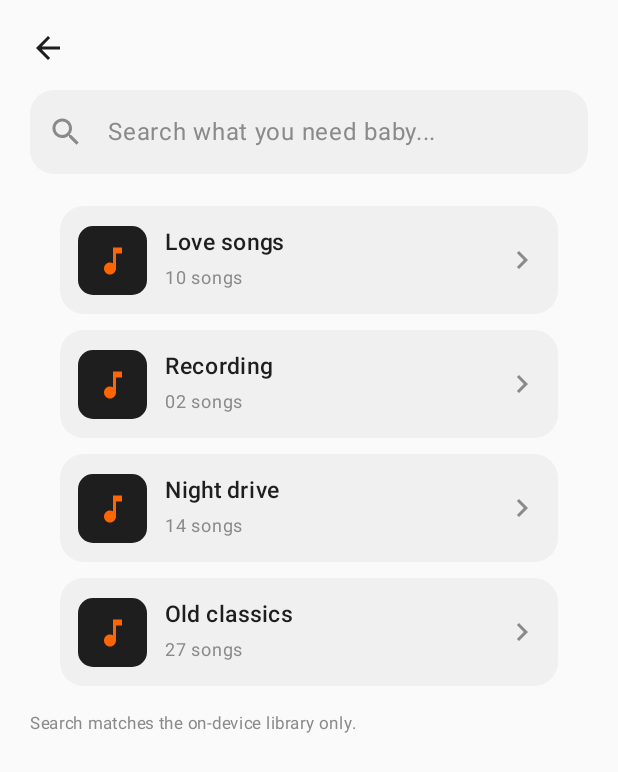
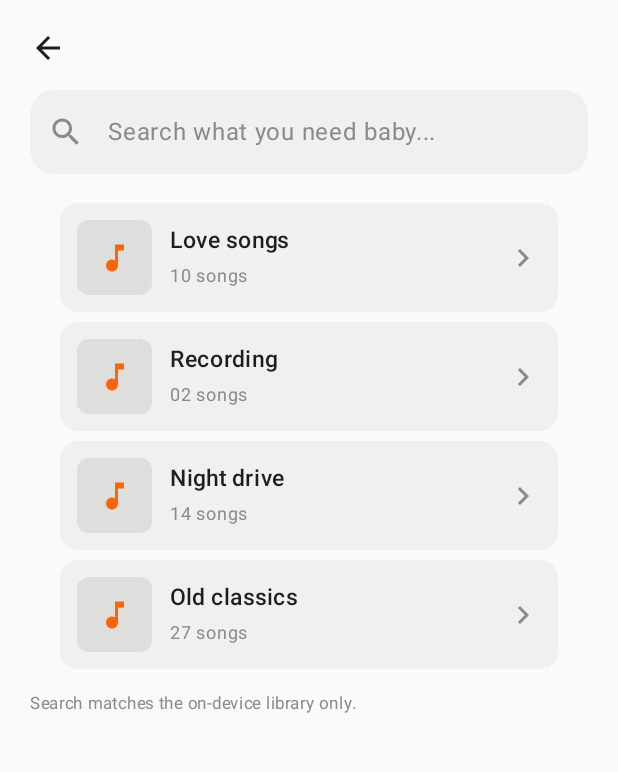
Before and after one commit to abhig1599/music-app, an Android app built with Jetpack Compose: the HomeScreen screen opened through its navigation route, after a tap on "Search", on a phone screen of 412 x 824 dp. Shown: the top 772 px of the screen. Run offline under Robolectric (Android 15) with nearby library versions, the phone set to English and light mode, and no system bars; 4 statements that could not run were skipped.

Commit message:
Home and player rebuilt from 1:1 Figma overlay measurements

```diff
--- a/app/src/main/java/com/abhi/musicapp/ui/components/Common.kt
+++ b/app/src/main/java/com/abhi/musicapp/ui/components/Common.kt
@@ -30,6 +30,7 @@ import androidx.compose.ui.geometry.Offset
 import androidx.compose.ui.graphics.Color
 import androidx.compose.ui.graphics.vector.ImageVector
 import androidx.compose.ui.text.font.FontWeight
+import androidx.compose.ui.text.withStyle
 import androidx.compose.ui.text.style.TextOverflow
 import androidx.compose.ui.unit.dp
 import androidx.compose.ui.unit.sp
@@ -74,7 +75,7 @@ fun IconTile(icon: ImageVector, contentDescription: String, onClick: () -> Unit,
 /** Filter chip row: "All 20", "Folders 02", ... active chip is Orangs. */
 @Composable
 fun FilterChip(label: String, count: String?, active: Boolean, onClick: () -> Unit) {
-    val bg = if (active) Orangs else Color.Transparent
+    val bg = if (active) Orangs else Color(0xFFDEDEDC)
     val fg = if (active) PureWhite else InkBlack
     Row(
         modifier = Modifier
@@ -84,7 +85,7 @@ fun FilterChip(label: String, count: String?, active: Boolean, onClick: () -> Un
             .padding(horizontal = 12.dp, vertical = 8.dp),
         verticalAlignment = Alignment.CenterVertically,
     ) {
-        Text(label, color = fg, fontSize = 16.sp, fontWeight = FontWeight.Medium)
+        Text(label, color = fg, fontSize = 15.sp, fontFamily = androidx.compose.ui.text.font.FontFamily.Monospace)
         if (count != null) {
             Spacer(Modifier.width(2.dp))
             Text(count, color = if (active) PureWhite else GrayText, fontSize = 10.sp,
@@ -104,20 +105,21 @@ fun SongRow(
     Row(
         modifier = Modifier
             .fillMaxWidth()
-            .padding(horizontal = 20.dp, vertical = 5.dp)
-            .clip(RoundedCornerShape(16.dp))
+            .padding(horizontal = 20.dp, vertical = 3.dp)
+            .clip(RoundedCornerShape(12.dp))
             .background(SurfaceSoft)
             .clickable(onClick = onClick)
-            .padding(12.dp),
+            .padding(horizontal = 11.dp, vertical = 11.dp),
         verticalAlignment = Alignment.CenterVertically,
     ) {
         Box(
             modifier = Modifier
-                .size(46.dp)
-                .clip(RoundedCornerShape(10.dp))
-                .background(InkBlack),
+                .size(50.dp)
+                .clip(RoundedCornerShape(8.dp))
+                .background(Color(0xFFDEDEDC)),
             contentAlignment = Alignment.Center,
         ) {
+            // His thumbs are album photos (not shipped); neutral tile stands in.
             Icon(Icons.Filled.MusicNote, contentDescription = null, tint = Orangs)
         }
         Spacer(Modifier.width(12.dp))
@@ -151,7 +153,7 @@ fun TickDial(
             val cx = size.width / 2f
             val cy = size.height / 2f
             val outer = size.minDimension / 2f
-            val inner = if (pointer) outer * 0.80f else outer * 0.72f
+            val inner = if (pointer) outer * 0.75f else outer * 0.72f
             val lit = (ticks * progress.coerceIn(0f, 1f)).toInt()
             for (i in 0 until ticks) {
                 val angle = Math.toRadians((i * 360.0 / ticks) - 90.0)
@@ -174,7 +176,11 @@ fun TickDial(
                     (cx + outer * cos(angle)).toFloat(),
                     (cy + outer * sin(angle)).toFloat(),
                 )
-                drawLine(color = color, start = start, end = end, strokeWidth = if (pointer) outer * 0.022f else outer * 0.06f)
+                val s2 = if (pointer && d == 0) Offset(
+                    (cx + (inner - outer * 0.14f) * cos(angle)).toFloat(),
+                    (cy + (inner - outer * 0.14f) * sin(angle)).toFloat(),
+                ) else start
+                drawLine(color = color, start = s2, end = end, strokeWidth = if (pointer) outer * 0.04f else outer * 0.06f)
             }
         }
         Box(modifier = Modifier.fillMaxSize(if (pointer) 0.7f else 0.62f), contentAlignment = Alignment.Center) { center() }
@@ -194,11 +200,11 @@ fun MiniPlayer(
     Row(
         modifier = Modifier
             .fillMaxWidth()
-            .padding(horizontal = 20.dp, vertical = 8.dp)
-            .clip(RoundedCornerShape(16.dp))
+            .padding(horizontal = 19.dp, vertical = 9.dp)
+            .clip(RoundedCornerShape(12.dp))
             .background(bg)
             .clickable(onClick = onClick)
-            .padding(horizontal = 16.dp, vertical = 12.dp),
+            .padding(horizontal = 14.dp, vertical = 14.dp),
         verticalAlignment = Alignment.CenterVertically,
     ) {
         if (darkVariant) {
@@ -206,7 +212,17 @@ fun MiniPlayer(
                 Text(title, color = fg, fontSize = 13.sp, maxLines = 1, overflow = TextOverflow.Ellipsis)
                 Text(time, color = GrayText, fontSize = 10.sp)
             }
-            Text(time, color = Orangs, fontSize = 20.sp, fontWeight = FontWeight.Bold)
+            val padded = time.padStart(5, '0')
+            Text(
+                androidx.compose.ui.text.buildAnnotatedString {
+                    padded.forEach { ch ->
+                        if (ch == ':') withStyle(androidx.compose.ui.text.SpanStyle(color = Orangs)) { append(ch) }
+                        else append(ch)
+                    }
+                },
+                color = fg, fontSize = 34.sp,
+                fontFamily = androidx.compose.ui.text.font.FontFamily.Monospace,
+            )
             Spacer(Modifier.width(12.dp))
             Icon(Icons.Filled.Pause, contentDescription = "Pause", tint = PureWhite)
         } else {
--- a/app/src/main/java/com/abhi/musicapp/ui/screens/HomeScreen.kt
+++ b/app/src/main/java/com/abhi/musicapp/ui/screens/HomeScreen.kt
@@ -86,86 +86,102 @@ fun HomeScreen(
     }
 
     Column(modifier = Modifier.fillMaxSize()) {
-        ScreenTitle("Playlist", trailing = "Up to date")
+        // Measured from his Figma home frame (390x844 dp, 68%-zoom crop rescaled 1:1):
+        // header centre y~65, mosaic y 110-272 / 289-450, chips y 471-507, list from y 528.
+        val blockBg = androidx.compose.ui.graphics.Color(0xFFDEDEDC)
+        val circleBg = androidx.compose.ui.graphics.Color(0xFFF2F2F0)
+        val monoFont = androidx.compose.ui.text.font.FontFamily.Monospace
+        Spacer(Modifier.height(45.dp))
+        Row(
+            modifier = Modifier.fillMaxWidth().height(40.dp).padding(horizontal = 27.dp),
+            verticalAlignment = Alignment.CenterVertically,
+        ) {
+            Text("Playlist", fontSize = 28.sp, fontWeight = FontWeight.Bold, color = InkBlack)
+            Spacer(Modifier.weight(1f))
+            Text(
+                "Up to date", fontFamily = monoFont, fontSize = 14.sp, color = InkBlack,
+                modifier = Modifier
+                    .clip(androidx.compose.foundation.shape.RoundedCornerShape(8.dp))
+                    .background(blockBg)
+                    .padding(horizontal = 10.dp, vertical = 8.dp),
+            )
+        }
+        Spacer(Modifier.height(25.dp))
 
-        // Mosaic matching his Figma home frame (2026-10-31): left = 2x2 small
-        // icon tiles (Search / Sort / Settings / Downloads), right = tall scan
-        // card with the tick-dial; then Read Doc. card + chat/video card.
-        Row(Modifier.padding(horizontal = 20.dp).height(172.dp)) {
-            Column(Modifier.weight(1f)) {
+        Row(Modifier.padding(horizontal = 27.dp).height(162.dp)) {
+            Box(
+                modifier = Modifier
+                    .width(161.dp).fillMaxHeight()
+                    .clip(androidx.compose.foundation.shape.RoundedCornerShape(20.dp))
+                    .background(blockBg)
+                    .padding(12.dp),
+            ) {
+                Column {
                     Row(Modifier.weight(1f)) {
-                    GridTile(Icons.Filled.Search, "Search", onOpenSearch, Modifier.weight(1f))
-                    Spacer(Modifier.width(12.dp))
-                    GridTile(Icons.Filled.Sort, "Sort", { showSort = true }, Modifier.weight(1f))
+                        CircleTile(Icons.Filled.Search, "Search", onOpenSearch, circleBg, Modifier.weight(1f))
+                        Spacer(Modifier.width(10.dp))
+                        CircleTile(Icons.Filled.Sort, "Sort", { showSort = true }, circleBg, Modifier.weight(1f))
                     }
-                Spacer(Modifier.height(12.dp))
+                    Spacer(Modifier.height(10.dp))
                     Row(Modifier.weight(1f)) {
-                    GridTile(Icons.Filled.Settings, "Settings", onOpenSettings, Modifier.weight(1f))
-                    Spacer(Modifier.width(12.dp))
-                    GridTile(Icons.Filled.Download, "Downloads", onOpenDownloads, Modifier.weight(1f))
+                        CircleTile(Icons.Filled.Settings, "Settings", onOpenSettings, circleBg, Modifier.weight(1f))
+                        Spacer(Modifier.width(10.dp))
+                        CircleTile(Icons.Filled.Download, "Downloads", onOpenDownloads, circleBg, Modifier.weight(1f))
                     }
                 }
-            Spacer(Modifier.width(12.dp))
+            }
+            Spacer(Modifier.weight(1f))
+            Box(modifier = Modifier.width(150.dp).fillMaxHeight(), contentAlignment = Alignment.Center) {
+                ScanRays(modifier = Modifier.size(150.dp))
                 Box(
-                modifier = Modifier
-                    .weight(1f)
-                    .fillMaxHeight()
-                    .clip(androidx.compose.foundation.shape.RoundedCornerShape(16.dp))
-                    .background(com.abhi.musicapp.ui.theme.SurfaceSoft)
+                    modifier = Modifier.size(60.dp).clip(CircleShape).background(com.abhi.musicapp.ui.theme.GrayLight)
                         .clickable { },
                     contentAlignment = Alignment.Center,
                 ) {
-                TickDial(progress = 0.7f, modifier = Modifier.size(120.dp)) {
                     Icon(Icons.Filled.Folder, contentDescription = "Scan device",
-                        tint = GrayText, modifier = Modifier.size(28.dp))
+                        tint = InkBlack, modifier = Modifier.size(24.dp))
                 }
             }
         }
-        Spacer(Modifier.height(12.dp))
-        Row(Modifier.padding(horizontal = 20.dp).height(120.dp)) {
-            // Read Doc. card (his exact label kept)
+        Spacer(Modifier.height(17.dp))
+        Row(Modifier.padding(horizontal = 27.dp).height(161.dp)) {
             Column(
                 modifier = Modifier
-                    .weight(1f)
-                    .fillMaxHeight()
-                    .clip(androidx.compose.foundation.shape.RoundedCornerShape(16.dp))
-                    .background(com.abhi.musicapp.ui.theme.SurfaceSoft)
-                    .clickable { }
-                    .padding(14.dp),
+                    .width(161.dp).fillMaxHeight()
+                    .clip(androidx.compose.foundation.shape.RoundedCornerShape(20.dp))
+                    .background(blockBg)
+                    .clickable { },
+                horizontalAlignment = Alignment.CenterHorizontally,
             ) {
-                Text("Read Doc.", fontSize = 14.sp, fontWeight = FontWeight.Bold, color = InkBlack)
+                Spacer(Modifier.height(32.dp))
+                Text("Read Doc.", fontSize = 16.sp, fontWeight = FontWeight.Bold, color = InkBlack)
                 Spacer(Modifier.weight(1f))
                 Box(
-                    modifier = Modifier
-                        .size(44.dp)
-                        .clip(CircleShape)
-                        .background(InkBlack)
-                        .align(Alignment.CenterHorizontally),
+                    modifier = Modifier.size(64.dp).clip(CircleShape).background(InkBlack),
                     contentAlignment = Alignment.Center,
                 ) {
                     Icon(Icons.Filled.Videocam, contentDescription = "Read Now",
-                        tint = Orangs, modifier = Modifier.size(22.dp))
+                        tint = androidx.compose.ui.graphics.Color.White, modifier = Modifier.size(26.dp))
+                }
+                Spacer(Modifier.height(17.dp))
             }
             Spacer(Modifier.weight(1f))
-            }
-            Spacer(Modifier.width(12.dp))
             Row(
                 modifier = Modifier
-                    .weight(1f)
-                    .fillMaxHeight()
-                    .clip(androidx.compose.foundation.shape.RoundedCornerShape(16.dp))
-                    .background(com.abhi.musicapp.ui.theme.SurfaceSoft),
-                horizontalArrangement = Arrangement.Center,
-                verticalAlignment = Alignment.CenterVertically,
+                    .width(161.dp).fillMaxHeight()
+                    .clip(androidx.compose.foundation.shape.RoundedCornerShape(20.dp))
+                    .background(blockBg)
+                    .padding(horizontal = 12.dp, vertical = 12.dp),
+                horizontalArrangement = Arrangement.spacedBy(10.dp),
+                verticalAlignment = Alignment.Top,
             ) {
-                Icon(Icons.Filled.ChatBubbleOutline, contentDescription = "Lyrics",
-                    tint = InkBlack, modifier = Modifier.size(28.dp))
-                Spacer(Modifier.width(20.dp))
-                Icon(Icons.Filled.Videocam, contentDescription = "Video",
-                    tint = InkBlack, modifier = Modifier.size(28.dp))
+                // His frame shows two brand-style circular buttons here; brand marks are not bundled,
+                // so generic icons stand in until his assets are exported.
+                CircleTile(Icons.Filled.ChatBubbleOutline, "Lyrics", {}, circleBg, Modifier.weight(1f).height(63.dp))
+                CircleTile(Icons.Filled.Videocam, "Video", {}, circleBg, Modifier.weight(1f).height(63.dp))
             }
         }
-        Spacer(Modifier.height(12.dp))
+        Spacer(Modifier.height(21.dp))
 
         // Filter chips
         val chips = listOf("All" to "20", "Folders" to "02", "Playlist" to "06", "Artists" to null)
@@ -247,6 +263,51 @@ fun HomeScreen(
     }
 }
 
+/** Circular icon button used inside his grey home blocks. */
+@Composable
+private fun CircleTile(
+    icon: androidx.compose.ui.graphics.vector.ImageVector,
+    label: String,
+    onClick: () -> Unit,
+    bg: androidx.compose.ui.graphics.Color,
+    modifier: Modifier = Modifier,
+) {
+    Box(
+        modifier = modifier.clip(CircleShape).background(bg).clickable(onClick = onClick),
+        contentAlignment = Alignment.Center,
+    ) {
+        Icon(icon, contentDescription = label, tint = InkBlack, modifier = Modifier.size(24.dp))
+    }
+}
+
+/** His scan dial: 12 thick rays, orange fading cluster at the upper left (decorative, not playback state). */
+@Composable
+private fun ScanRays(modifier: Modifier = Modifier) {
+    val lit = Orangs
+    val dim = com.abhi.musicapp.ui.theme.GrayLight
+    androidx.compose.foundation.Canvas(modifier = modifier) {
+        val cx = size.width / 2f
+        val cy = size.height / 2f
+        val outer = size.minDimension / 2f
+        val inner = outer * 0.62f
+        val alphas = mapOf(9 to 0.45f, 10 to 1f, 11 to 0.8f, 0 to 0.55f, 1 to 0.35f)
+        for (i in 0 until 12) {
+            val angle = Math.toRadians(i * 30.0 - 90.0)
+            val a = alphas[i]
+            val color = if (a != null) lit.copy(alpha = a) else dim
+            drawLine(
+                color = color,
+                start = androidx.compose.ui.geometry.Offset(
+                    (cx + inner * Math.cos(angle)).toFloat(), (cy + inner * Math.sin(angle)).toFloat()),
+                end = androidx.compose.ui.geometry.Offset(
+                    (cx + outer * Math.cos(angle)).toFloat(), (cy + outer * Math.sin(angle)).toFloat()),
+                strokeWidth = 8.dp.toPx(),
+                cap = androidx.compose.ui.graphics.StrokeCap.Round,
+            )
+        }
+    }
+}
+
 /** Small icon-only square tile used in the home mosaic grid. */
 @Composable
 private fun GridTile(
--- a/app/src/main/java/com/abhi/musicapp/ui/screens/PlayerScreen.kt
+++ b/app/src/main/java/com/abhi/musicapp/ui/screens/PlayerScreen.kt
@@ -70,7 +70,7 @@ fun PlayerScreen(onBack: () -> Unit, fixture: PlayerUiState? = null) {
     val state = fixture ?: live
     val progress = if (state.durationMs > 0)
         state.positionMs.toFloat() / state.durationMs.toFloat() else 0f
-    val circle = GrayLight.copy(alpha = 0.55f)
+    val circle = com.abhi.musicapp.ui.theme.SurfaceSoft
 
     Column(
         modifier = Modifier.fillMaxSize().verticalScroll(rememberScrollState()),
@@ -87,14 +87,14 @@ fun PlayerScreen(onBack: () -> Unit, fixture: PlayerUiState? = null) {
         }
         Spacer(Modifier.height(30.dp))
 
-        TickDial(progress = progress, modifier = Modifier.size(296.dp), ticks = 60, pointer = true) {
+        TickDial(progress = progress, modifier = Modifier.size(296.dp), ticks = 48, pointer = true) {
             Column(horizontalAlignment = Alignment.CenterHorizontally) {
                 Row(verticalAlignment = Alignment.Top) {
                     Text(
                         formatMs(state.positionMs),
-                        fontSize = 34.sp, fontFamily = FontFamily.Monospace, color = InkBlack,
+                        fontSize = 40.sp, fontFamily = FontFamily.Monospace, color = InkBlack,
                     )
-                    Text("M", fontSize = 12.sp, color = InkBlack)
+                    Text("M", fontSize = 16.sp, color = InkBlack)
                 }
                 Box(Modifier.size(width = 56.dp, height = 1.dp).background(GrayLight))
                 Text(
@@ -109,9 +109,9 @@ fun PlayerScreen(onBack: () -> Unit, fixture: PlayerUiState? = null) {
         Spacer(Modifier.height(18.dp))
         Text(
             if (state.hasTrack) state.title else "Nothing playing",
-            fontSize = 24.sp, fontWeight = FontWeight.Bold, color = InkBlack,
+            fontSize = 28.sp, fontWeight = FontWeight.Medium, color = InkBlack,
         )
-        Spacer(Modifier.height(88.dp))
+        Spacer(Modifier.height(82.dp))
 
         Row(
             modifier = Modifier.fillMaxWidth().padding(horizontal = 20.dp),
@@ -119,13 +119,13 @@ fun PlayerScreen(onBack: () -> Unit, fixture: PlayerUiState? = null) {
             verticalAlignment = Alignment.CenterVertically,
         ) {
             Box(
-                modifier = Modifier.size(58.dp).clip(CircleShape).background(circle)
+                modifier = Modifier.size(62.dp).clip(CircleShape).background(circle)
                     .clickable { PlayerManager.previous() },
                 contentAlignment = Alignment.Center,
             ) { Icon(Icons.Filled.SkipPrevious, contentDescription = "Previous", tint = InkBlack) }
             Spacer(Modifier.size(width = 6.dp, height = 1.dp))
             Box(
-                modifier = Modifier.size(60.dp).clip(CircleShape)
+                modifier = Modifier.size(62.dp).clip(CircleShape)
                     .background(if (state.isPlaying) Orangs else InkBlack)
                     .clickable { PlayerManager.togglePlayPause() },
                 contentAlignment = Alignment.Center,
@@ -138,7 +138,7 @@ fun PlayerScreen(onBack: () -> Unit, fixture: PlayerUiState? = null) {
             }
             Spacer(Modifier.size(width = 6.dp, height = 1.dp))
             Box(
-                modifier = Modifier.size(58.dp).clip(CircleShape).background(circle)
+                modifier = Modifier.size(62.dp).clip(CircleShape).background(circle)
                     .clickable { PlayerManager.next() },
                 contentAlignment = Alignment.Center,
             ) { Icon(Icons.Filled.SkipNext, contentDescription = "Next", tint = InkBlack) }
```
Also changed, not shown: 1 other file. Lines whose indentation alone changed are shown as unchanged.
